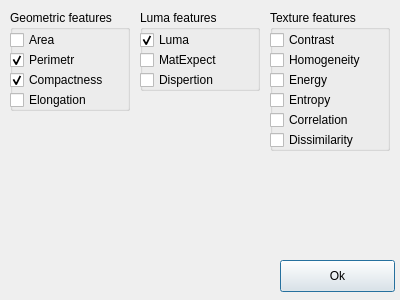
Qt form ChooseFeaturesWindow.ui (PavelKubitski/testCV2) before a commit.
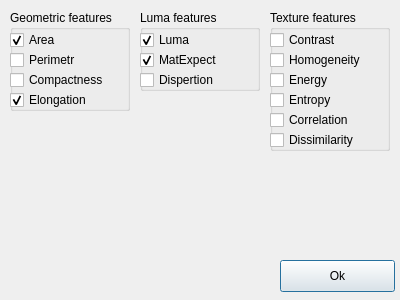
The same form after that commit.

```diff
--- a/ChooseFeaturesWindow.ui
+++ b/ChooseFeaturesWindow.ui
@@ -142,7 +142,7 @@
      <string>Compactness</string>
     </property>
     <property name="checked">
-     <bool>true</bool>
+     <bool>false</bool>
     </property>
    </widget>
    <widget class="QCheckBox" name="areaCheckBox">
@@ -157,8 +157,14 @@
     <property name="text">
      <string>Area</string>
     </property>
+    <property name="checked">
+     <bool>true</bool>
+    </property>
    </widget>
    <widget class="QCheckBox" name="perimetrCheckBox">
+    <property name="enabled">
+     <bool>true</bool>
+    </property>
     <property name="geometry">
      <rect>
       <x>0</x>
@@ -171,7 +177,7 @@
      <string>Perimetr</string>
     </property>
     <property name="checked">
-     <bool>true</bool>
+     <bool>false</bool>
     </property>
    </widget>
    <widget class="QCheckBox" name="elongationCheckBox">
@@ -186,6 +192,9 @@
     <property name="text">
      <string>Elongation</string>
     </property>
+    <property name="checked">
+     <bool>true</bool>
+    </property>
    </widget>
   </widget>
   <widget class="QGroupBox" name="groupBox_3">
@@ -225,6 +234,9 @@
     <property name="text">
      <string>MatExpect</string>
     </property>
+    <property name="checked">
+     <bool>true</bool>
+    </property>
    </widget>
    <widget class="QCheckBox" name="lumaCheckBox">
     <property name="geometry">
```
Left out of the diff: 3 changed lines with no effect on the pictures.
